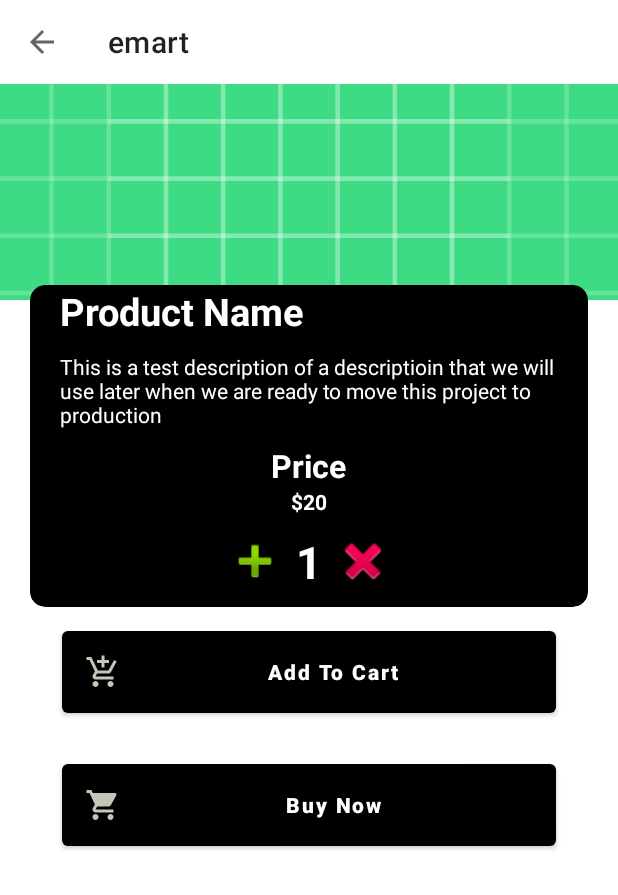
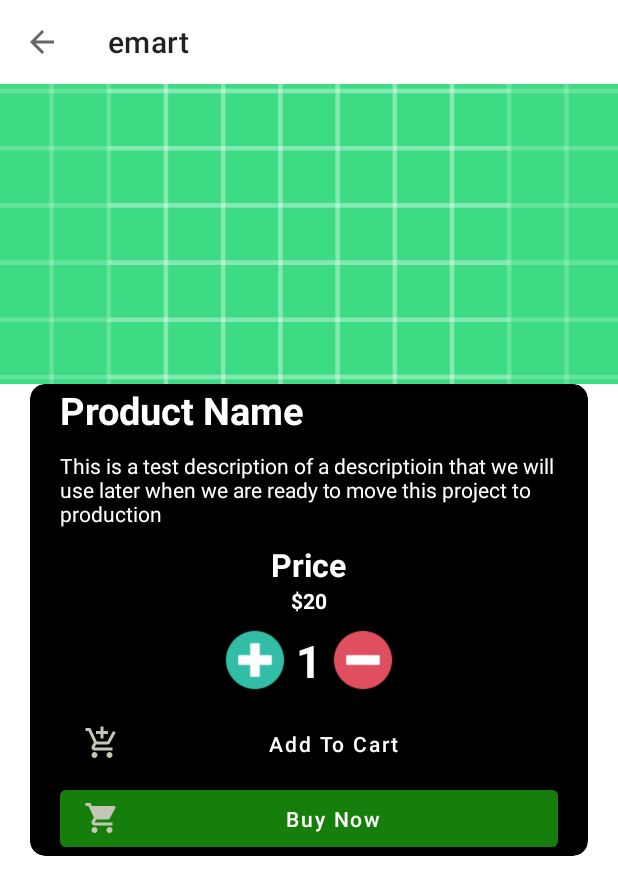
Before and after one commit to ZiTA3215/EmartFullyFunctional, an Android app: the DetailedActivity screen opened directly, with no data from a screen before it, on a phone screen of 412 x 824 dp. Shown: the top 895 px of the screen. Run offline under Robolectric (Android 15) with nearby library versions, the phone set to English and light mode, and no system bars; our stand-ins replace Firebase (no records; nobody signed in at launch, a user with empty details on screens opened directly); pictures from the network do not load; Roboto replaces fonts that are not available here.

Commit message:
Detailed activity updates

```diff
--- a/app/src/main/java/com/example/ecommerce/actvities/DetailedActivity.java
+++ b/app/src/main/java/com/example/ecommerce/actvities/DetailedActivity.java
@@ -35,7 +35,7 @@ import java.util.HashMap;
 public class DetailedActivity extends AppCompatActivity {
 
     ImageView detailedImg;
-    TextView  name, description, price, quantity;
+    TextView rating, name, description, price, quantity;
     Button addToCart, buyNow;
     ImageView addItems, removeItems;
 
@@ -79,7 +79,7 @@ public class DetailedActivity extends AppCompatActivity {
 
 
         firestore = FirebaseFirestore.getInstance();
-        auth=FirebaseAuth.getInstance();
+        auth = FirebaseAuth.getInstance();
 
         final Object obj = getIntent().getSerializableExtra("detailed");
 
@@ -127,7 +127,7 @@ public class DetailedActivity extends AppCompatActivity {
             price.setText(String.valueOf(popularProductModel.getPrice()));
             name.setText(popularProductModel.getName());
 
-            totalPrice =popularProductModel.getPrice() * totalQuantity;
+            totalPrice = popularProductModel.getPrice() * totalQuantity;
 
 
         }
@@ -148,23 +148,23 @@ public class DetailedActivity extends AppCompatActivity {
         buyNow.setOnClickListener(new View.OnClickListener() {
             @Override
             public void onClick(View v) {
-               Intent intent = new Intent(DetailedActivity.this, AddressActivity.class);
+                Intent intent = new Intent(DetailedActivity.this, AddressActivity.class);
 
-               if(newProductsModel != null){
-                   intent.putExtra("item",newProductsModel);
-               }
+                if (newProductsModel != null) {
+                    intent.putExtra("item", newProductsModel);
+                }
 
-               if(popularProductModel !=null){
-                   intent.putExtra("item",popularProductModel);
+                if (popularProductModel != null) {
+                    intent.putExtra("item", popularProductModel);
 
-               }
+                }
 
-                if(showAllModel !=null) {
+                if (showAllModel != null) {
                     intent.putExtra("item", showAllModel);
 
                 }
 
-               startActivity(intent);
+                startActivity(intent);
             }
         });
         //Add To Cart
@@ -182,21 +182,22 @@ public class DetailedActivity extends AppCompatActivity {
             @Override
             public void onClick(View v) {
 
-                if (totalQuantity<10){
+                if (totalQuantity < 10) {
 
                     totalQuantity++;
                     quantity.setText(String.valueOf(totalQuantity));
 
-                    if (newProductsModel != null){
+                    if (newProductsModel != null) {
                         totalPrice = newProductsModel.getPrice() * totalQuantity;
 
                     }
 
-                    if (popularProductModel != null){
+                    if (popularProductModel != null) {
                         totalPrice = popularProductModel.getPrice() * totalQuantity;
 
 
-                    }if (showAllModel != null){
+                    }
+                    if (showAllModel != null) {
                         totalPrice = showAllModel.getPrice() * totalQuantity;
                     }
 
@@ -209,7 +210,7 @@ public class DetailedActivity extends AppCompatActivity {
             @Override
             public void onClick(View v) {
 
-                if (totalQuantity > 1){
+                if (totalQuantity > 1) {
 
                     totalQuantity--;
                     quantity.setText(String.valueOf(totalQuantity));
@@ -251,18 +252,9 @@ public class DetailedActivity extends AppCompatActivity {
             }
 
 
-
         });
-
-
-
-
-
-
 
 
     }
 
-
-
 }
--- a/app/src/main/java/com/example/ecommerce/actvities/MainActivity.java
+++ b/app/src/main/java/com/example/ecommerce/actvities/MainActivity.java
@@ -53,19 +53,19 @@ public class MainActivity extends AppCompatActivity {
                     case R.id.explore:
 
 
-                        startActivity(new Intent(MainActivity.this, CartActivity.class));
+                        startActivity(new Intent(MainActivity.this, ShowAllActivity.class));
 
                         return true;
 
                     case R.id.settings:
-                        startActivity(new Intent(MainActivity.this, CartActivity.class));
+                        startActivity(new Intent(MainActivity.this, AddAddressActivity.class));
 
 
                         return true;
 
                     case R.id.account:
 
-                        startActivity(new Intent(MainActivity.this, CartActivity.class));
+                        startActivity(new Intent(MainActivity.this, ProfileActivity.class));
 
 
                         return true;
--- a/app/src/main/res/layout/activity_detailed.xml
+++ b/app/src/main/res/layout/activity_detailed.xml
@@ -1,11 +1,25 @@
 <?xml version="1.0" encoding="utf-8"?>
-<androidx.constraintlayout.widget.ConstraintLayout xmlns:android="http://schemas.android.com/apk/res/android"
+<ScrollView
+    xmlns:android="http://schemas.android.com/apk/res/android"
     xmlns:app="http://schemas.android.com/apk/res-auto"
     xmlns:tools="http://schemas.android.com/tools"
     android:layout_width="match_parent"
     android:layout_height="match_parent"
     android:background="@color/white"
     tools:context=".actvities.DetailedActivity">
+
+
+
+
+
+<androidx.constraintlayout.widget.ConstraintLayout
+    android:layout_width="match_parent"
+    android:layout_height="match_parent">
+
+
+
+
+
 
 
     <ImageView
@@ -17,7 +31,11 @@
         android:src="@drawable/ic_launcher_background"
         app:layout_constraintEnd_toEndOf="parent"
         app:layout_constraintStart_toStartOf="parent"
-        app:layout_constraintTop_toTopOf="parent" />
+        app:layout_constraintTop_toBottomOf="@id/home_toolbar" />
+
+
+
+
 
     <androidx.appcompat.widget.Toolbar
         android:id="@+id/home_toolbar"
@@ -30,7 +48,7 @@
 
 
     <androidx.cardview.widget.CardView
-        android:translationY="-10dp"
+        android:translationY="0dp"
         android:id="@+id/cardview"
         android:layout_marginRight="20dp"
         android:layout_marginLeft="20dp"
@@ -130,7 +148,7 @@
                     android:layout_marginRight="7dp"
                     android:layout_width="40dp"
                     android:layout_height="40dp"
-                    android:src="@android:drawable/ic_input_add"
+                    android:src="@drawable/plusicon"
                     android:id="@+id/add_item"/>
                 <TextView
                     android:id="@+id/quantity"
@@ -144,12 +162,59 @@
                     android:layout_marginLeft="7dp"
                     android:layout_width="40dp"
                     android:layout_height="40dp"
-                    android:src="@android:drawable/ic_delete"
+                    android:src="@drawable/iconminus"
                     android:id="@+id/remove_item">
 
 
+
                 </ImageView>
+
+
+
+
+
+
+
+
             </LinearLayout>
+
+            <RelativeLayout
+                android:layout_width="match_parent"
+                android:layout_height="match_parent">
+
+                <Button
+                    android:id="@+id/add_to_cart"
+                    android:layout_width="match_parent"
+                    android:layout_height="50dp"
+                    android:drawableLeft="@drawable/mycart"
+                    android:text="Add To Cart"
+                    android:textAllCaps="false"
+                    android:backgroundTint="@color/black"/>
+
+
+
+
+            </RelativeLayout>
+
+            <RelativeLayout
+                android:layout_width="match_parent"
+                android:layout_height="match_parent">
+
+                <Button
+                    android:id="@+id/buy_now"
+                    android:layout_width="match_parent"
+                    android:layout_height="50dp"
+                    android:drawableLeft="@drawable/ic_baseline_shopping_cart_24"
+                    android:text="Buy Now"
+                    android:textAllCaps="false"
+                    android:backgroundTint="#C119870D"/>
+
+
+
+
+            </RelativeLayout>
+
+
 
 
 
@@ -158,40 +223,11 @@
 
 
 
-    </androidx.cardview.widget.CardView>
 
 
-    <Button
-        android:id="@+id/add_to_cart"
-        android:layout_width="0dp"
-        android:layout_height="wrap_content"
-        android:drawableLeft="@drawable/mycart"
-        android:padding="15dp"
-        android:text="Add To Cart"
-        android:textAllCaps="false"
-        android:textStyle="bold"
-        app:layout_constraintBottom_toBottomOf="parent"
-        app:layout_constraintEnd_toEndOf="parent"
-        app:layout_constraintStart_toStartOf="parent"
-        app:layout_constraintTop_toBottomOf="@+id/cardview"
-        app:layout_constraintVertical_bias="0.0"
-        app:layout_constraintWidth_percent=".8" />
 
-    <Button
-        android:id="@+id/buy_now"
-        android:layout_width="0dp"
-        android:layout_height="wrap_content"
-        android:drawableLeft="@drawable/ic_baseline_shopping_cart_24"
-        android:padding="15dp"
-        android:text="Buy Now"
-        android:textAllCaps="false"
-        android:textStyle="bold"
-        app:layout_constraintBottom_toBottomOf="parent"
-        app:layout_constraintEnd_toEndOf="parent"
-        app:layout_constraintStart_toStartOf="parent"
-        app:layout_constraintTop_toBottomOf="@+id/add_to_cart"
-        app:layout_constraintVertical_bias="0.079"
-        app:layout_constraintWidth_percent=".8" />
+
+    </androidx.cardview.widget.CardView>
 
 
 
@@ -201,3 +237,9 @@
 
 
 </androidx.constraintlayout.widget.ConstraintLayout>
+
+
+
+
+
+</ScrollView>
```
